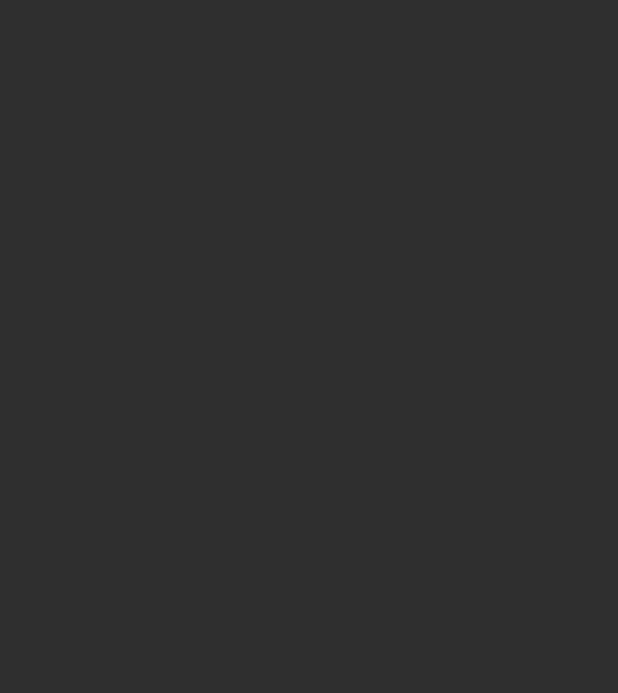
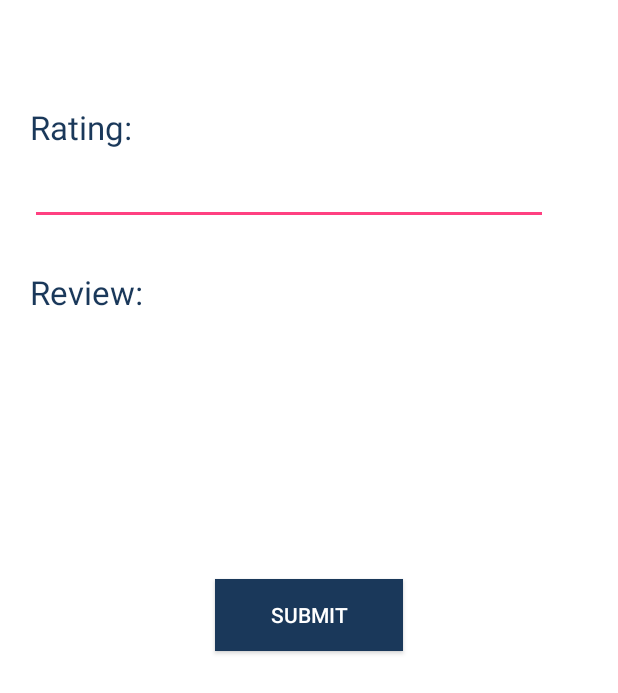
Before and after one commit to Shebeck/MetisReferrals, an Android app: the LeaveReview screen opened directly, with no data from a screen before it, on a phone screen of 412 x 824 dp. Before the commit the part shown is empty. Shown: the top 693 px of the screen. Run offline under Robolectric (Android 15) with nearby library versions, the phone set to English and light mode, and no system bars.

Commit message:
review button

```diff
--- a/app/src/main/res/layout/activity_doctor_bio.xml
+++ b/app/src/main/res/layout/activity_doctor_bio.xml
@@ -114,7 +114,7 @@
         tools:ignore="HardcodedText" />
 
     <TextView
-        android:id="@+id/review"
+        android:id="@+id/reviewView"
         android:layout_width="wrap_content"
         android:layout_height="wrap_content"
         android:layout_alignStart="@+id/doctorName"
@@ -132,7 +132,7 @@
         android:layout_height="wrap_content"
         android:background="#1a385a"
         android:text="Leave Review"
-        android:layout_below="@+id/review"
+        android:layout_below="@+id/reviewView"
         android:layout_centerHorizontal="true"
         android:layout_marginTop="26dp"
         tools:ignore="HardcodedText" />
--- a/app/src/main/res/layout/leave_review.xml
+++ b/app/src/main/res/layout/leave_review.xml
@@ -1,9 +1,64 @@
 <?xml version="1.0" encoding="utf-8"?>
-<android.support.constraint.ConstraintLayout xmlns:android="http://schemas.android.com/apk/res/android"
+<RelativeLayout xmlns:android="http://schemas.android.com/apk/res/android"
     xmlns:app="http://schemas.android.com/apk/res-auto"
     xmlns:tools="http://schemas.android.com/tools"
     android:layout_width="match_parent"
     android:layout_height="match_parent"
-    tools:context="com.example.bryanshebeck.metisreferrals.LeaveReview">
+    tools:context="com.example.bryanshebeck.metisreferrals.LeaveReview"
+    android:background="@android:color/background_light">
 
-</android.support.constraint.ConstraintLayout>
+    <TextView
+        android:id="@+id/ratingHead"
+        android:layout_width="125dp"
+        android:layout_height="30dp"
+        android:layout_alignParentStart="true"
+        android:layout_alignParentTop="true"
+        android:layout_marginStart="20dp"
+        android:layout_marginTop="70dp"
+        android:text="Rating:"
+        android:textColor="#1a385a"
+        android:textSize="22sp"/>
+
+    <EditText
+        android:id="@+id/rating"
+        android:layout_width="345dp"
+        android:layout_height="50dp"
+        android:layout_alignStart="@+id/ratingHead"
+        android:layout_below="@+id/ratingHead"
+        android:textColor="#1a385a"
+        android:ems="10"
+        android:inputType="textPersonName" />
+
+    <TextView
+        android:id="@+id/reviewHead"
+        android:layout_width="125dp"
+        android:layout_height="30dp"
+        android:layout_marginTop="30dp"
+        android:layout_alignStart="@+id/ratingHead"
+        android:layout_below="@+id/rating"
+        android:textColor="#1a385a"
+        android:text="Review:"
+        android:textSize="22sp" />
+
+    <EditText
+        android:id="@+id/review"
+        android:layout_width="345dp"
+        android:layout_height="150dp"
+        android:layout_alignStart="@+id/ratingHead"
+        android:layout_below="@+id/reviewHead"
+        android:textColor="#1a385a"
+        android:ems="10"
+        android:inputType="textMultiLine" />
+
+    <Button
+        android:id="@+id/submitReview"
+        android:layout_width="125dp"
+        android:layout_height="wrap_content"
+        android:background="#1a385a"
+        android:text="Submit"
+        android:layout_below="@+id/review"
+        android:layout_centerHorizontal="true"
+        android:layout_marginTop="26dp"
+        tools:ignore="HardcodedText" />
+
+</RelativeLayout>
```
